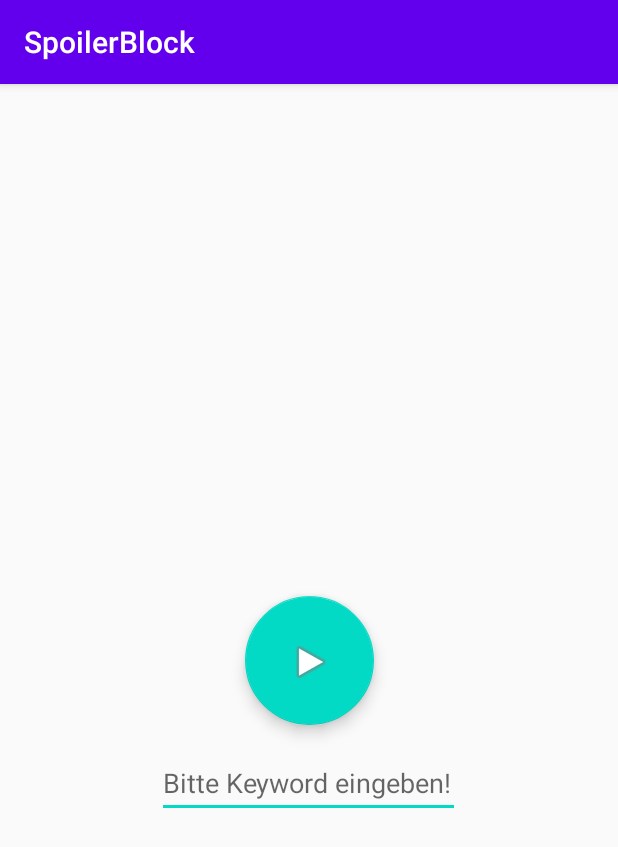
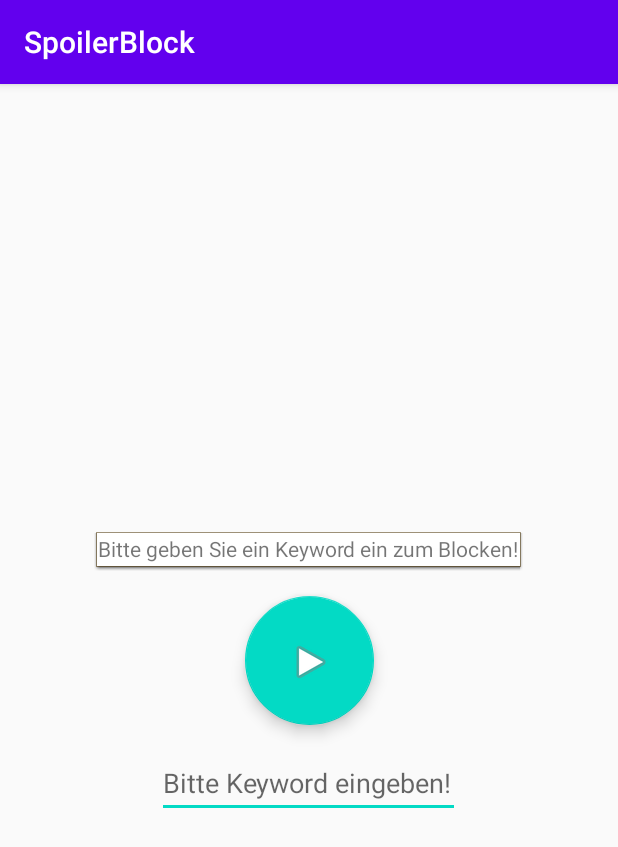
Before and after one commit to DonPablo07/SpoilerBlock, an Android app: the screen it shows after launch (MainActivity), after a tap on "startsearch", on a phone screen of 412 x 824 dp. Shown: the top 847 px of the screen. Run offline under Robolectric (Android 15) with nearby library versions, the phone set to English and light mode, and no system bars.

Commit message:
First Commit on git

```diff
--- a/app/src/main/java/de/spoilerblock/MainActivity.java
+++ b/app/src/main/java/de/spoilerblock/MainActivity.java
@@ -1,14 +1,15 @@
 package de.spoilerblock;
 
 import androidx.appcompat.app.AppCompatActivity;
+import android.annotation.SuppressLint;
 import android.app.SearchManager;
 import android.content.Intent;
 import android.os.Bundle;
 import android.view.View;
 import android.widget.EditText;
+import android.widget.TextView;
 
 import com.google.android.material.floatingactionbutton.FloatingActionButton;
-
 
 public class MainActivity extends AppCompatActivity {
 
@@ -22,19 +23,24 @@ public class MainActivity extends AppCompatActivity {
 
             @Override
             public void onClick(View view) {
-            //webSearch();
-               //TODO Beim Klicken des Buttons soll eine Websuche gestartet werden.
+            webSearch();
             }
-            /*
+
+            @SuppressLint("SetTextI18n")
             public void webSearch() {
-                EditText keyword = findViewById (R.id.searchkeyword); //Wandelt das eingegebene Keyword in einen String um
-                String q = keyword.getText().toString();
+                EditText keyword = findViewById(R.id.searchkeyword);
+                String q = keyword.getText().toString(); //Wandelt das eingegebene Keyword in einen String um
+                TextView textView = findViewById(R.id.textWarning);
 
-                Intent intent = new Intent(Intent.ACTION_WEB_SEARCH);
-                intent.putExtra(SearchManager.QUERY, q);
-                startActivity(intent);
+                if (q.equals("")) {
+                    textView.setVisibility(View.VISIBLE);
+                }
+                else {
+                    Intent intent = new Intent(Intent.ACTION_WEB_SEARCH);
+                    intent.putExtra(SearchManager.QUERY, q);
+                    startActivity(intent);
+                }
             }
-            */
         });
     }
 }
--- a/app/src/main/res/layout/activity_main.xml
+++ b/app/src/main/res/layout/activity_main.xml
@@ -44,4 +44,18 @@
         app:layout_constraintVertical_bias="0.054"
         tools:ignore="LabelFor" />
 
+    <TextView
+        android:id="@+id/textWarning"
+        android:layout_width="wrap_content"
+        android:layout_height="wrap_content"
+        android:background="@android:drawable/editbox_dropdown_light_frame"
+        android:text="@string/bitte_geben_sie_ein_keyword_ein_zum_blocken"
+        android:visibility="invisible"
+        app:layout_constraintBottom_toTopOf="@+id/fab"
+        app:layout_constraintEnd_toEndOf="parent"
+        app:layout_constraintHorizontal_bias="0.496"
+        app:layout_constraintStart_toStartOf="parent"
+        app:layout_constraintTop_toTopOf="parent"
+        app:layout_constraintVertical_bias="0.947" />
+
 </androidx.constraintlayout.widget.ConstraintLayout>
--- a/app/src/main/res/values/strings.xml
+++ b/app/src/main/res/values/strings.xml
@@ -3,4 +3,7 @@
     <string name="submit">startsearch</string>
     <string name="Keyword">TextView</string>
     <string name="bitte_keyword_eingeben">Bitte Keyword eingeben!</string>
+    <string name="fortfahren">Fortfahren?</string>
+    <string name="fortfahrenbutton">Auf der Folgenden Website wurden Spoiler erkannt! Möchten Sie fortfahren ?</string>
+    <string name="bitte_geben_sie_ein_keyword_ein_zum_blocken">Bitte geben Sie ein Keyword ein zum Blocken!</string>
 </resources>
```
Also changed, not shown: app/src/main/AndroidManifest.xml (+5 -3 lines), app/src/main/java/de/spoilerblock/WebSearchService.java (deleted, +0 -38 lines).
